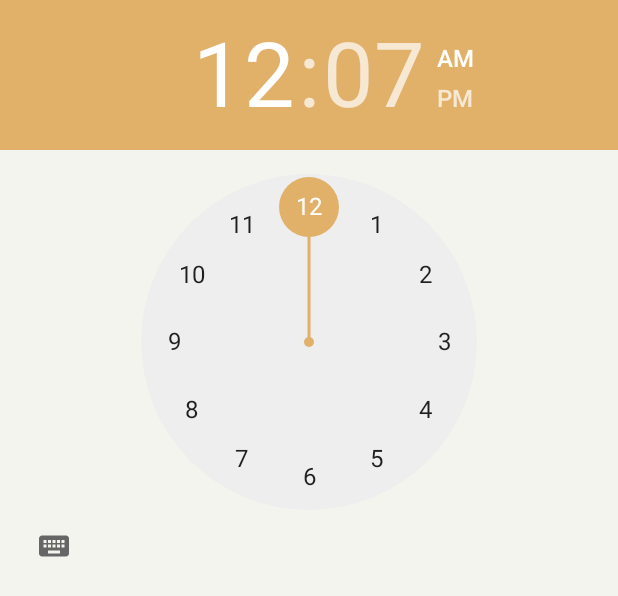
After one commit to GarryMcKee/GentleReminder, an Android app: the layout dialog_alarm_time_picker.xml on its own in the app's theme, with its tools: preview values and no code run, on a phone screen of 412 x 824 dp. The commit adds this screen. Shown: the top 596 px of the screen. Run offline under Robolectric (Android 15) with nearby library versions, the phone set to English and light mode, and no system bars.

Commit message:
Add Timepicker and update database with Alarm hour and minute

```diff
--- a/app/src/main/AndroidManifest.xml
+++ b/app/src/main/AndroidManifest.xml
@@ -2,6 +2,7 @@
 <manifest xmlns:android="http://schemas.android.com/apk/res/android"
           package="garrymckee.mellobit.com.gentlereminder">
 
+    <uses-permission android:name="android.permission.RECEIVE_BOOT_COMPLETED" />
     <application
         android:allowBackup="true"
         android:icon="@mipmap/ic_launcher"
@@ -18,6 +19,7 @@
         </activity>
 
         <activity android:name=".UI.ReminderActivity"/>
+
     </application>
 
 </manifest>
--- a/app/src/main/java/Database/ReminderCursorWrapper.java
+++ b/app/src/main/java/Database/ReminderCursorWrapper.java
@@ -26,11 +26,17 @@ public class ReminderCursorWrapper extends CursorWrapper {
         String uuid = getString(getColumnIndex(ReminderDataBaseSchema.ReminderTable.Cols.UUID));
         String subject = getString(getColumnIndex(ReminderDataBaseSchema.ReminderTable.Cols.SUBJECT));
         String body = getString(getColumnIndex(ReminderDataBaseSchema.ReminderTable.Cols.BODY));
+        int alarmHour = getInt(getColumnIndex(ReminderDataBaseSchema.ReminderTable.Cols.ALARM_HOUR));
+        int alarmMinute = getInt(getColumnIndex(ReminderDataBaseSchema.ReminderTable.Cols.ALARM_MINUTE));
+        boolean hasAlarm = getInt(getColumnIndex(ReminderDataBaseSchema.ReminderTable.Cols.HAS_ALARM)) > 0;
         Date date = new Date(getLong(getColumnIndex(ReminderDataBaseSchema.ReminderTable.Cols.DATE)));
 
         Reminder reminder = new Reminder(UUID.fromString(uuid));
         reminder.setSubject(subject);
         reminder.setBody(body);
+        reminder.setAlarmHour(alarmHour);
+        reminder.setAlarmMinute(alarmMinute);
+        reminder.setHasAlarm(hasAlarm);
         reminder.setLastModified(date);
 
         return reminder;
--- a/app/src/main/java/Database/ReminderDataBaseSchema.java
+++ b/app/src/main/java/Database/ReminderDataBaseSchema.java
@@ -13,6 +13,9 @@ public class ReminderDataBaseSchema {
             public static final String UUID = "uuid";
             public static final String SUBJECT = "subject";
             public static final String BODY = "body";
+            public static final String ALARM_HOUR = "alarm_hour";
+            public static final String ALARM_MINUTE = "alarm_minute";
+            public static final String HAS_ALARM = "has_alarm";
             public static final String DATE = "date";
         }
     }
--- a/app/src/main/java/Database/ReminderDbHelper.java
+++ b/app/src/main/java/Database/ReminderDbHelper.java
@@ -26,6 +26,9 @@ public class ReminderDbHelper extends SQLiteOpenHelper {
                 ReminderDataBaseSchema.ReminderTable.Cols.UUID + "," +
                 ReminderDataBaseSchema.ReminderTable.Cols.SUBJECT + "," +
                 ReminderDataBaseSchema.ReminderTable.Cols.BODY + "," +
+                ReminderDataBaseSchema.ReminderTable.Cols.ALARM_HOUR + "," +
+                ReminderDataBaseSchema.ReminderTable.Cols.ALARM_MINUTE + "," +
+                ReminderDataBaseSchema.ReminderTable.Cols.HAS_ALARM + "," +
                 ReminderDataBaseSchema.ReminderTable.Cols.DATE +
                 ")");
     }
--- a/app/src/main/java/Model/ReminderRepository.java
+++ b/app/src/main/java/Model/ReminderRepository.java
@@ -89,6 +89,9 @@ public class ReminderRepository {
         values.put(ReminderDataBaseSchema.ReminderTable.Cols.UUID, reminder.getUUID().toString());
         values.put(ReminderDataBaseSchema.ReminderTable.Cols.SUBJECT, reminder.getSubject());
         values.put(ReminderDataBaseSchema.ReminderTable.Cols.BODY, reminder.getBody());
+        values.put(ReminderDataBaseSchema.ReminderTable.Cols.ALARM_HOUR, reminder.getAlarmHour());
+        values.put(ReminderDataBaseSchema.ReminderTable.Cols.ALARM_MINUTE, reminder.getAlarmMinute());
+        values.put(ReminderDataBaseSchema.ReminderTable.Cols.HAS_ALARM, reminder.isHasAlarm() ? 1 : 0);
         values.put(ReminderDataBaseSchema.ReminderTable.Cols.DATE, reminder.getLastModified().getTime());
 
         return values;
--- /dev/null
+++ b/app/src/main/res/layout/dialog_alarm_time_picker.xml
@@ -0,0 +1,12 @@
+<?xml version="1.0" encoding="utf-8"?>
+<LinearLayout xmlns:android="http://schemas.android.com/apk/res/android"
+              android:orientation="vertical"
+              android:layout_width="match_parent"
+              android:layout_height="match_parent"
+              android:background="@color/colorNoteBackground">
+
+    <TimePicker
+        android:id="@+id/alarmTimePicker"
+        android:layout_width="match_parent"
+        android:layout_height="wrap_content"/>
+</LinearLayout>
--- a/app/src/main/res/values/strings.xml
+++ b/app/src/main/res/values/strings.xml
@@ -6,4 +6,7 @@
     <!-- Menu Titles !-->
     <string name="delete_reminder">Delete Reminder</string>
     <string name="set_reminder_alarm">Set Reminder Alarm</string>
+
+    <string name="alarm_time_picker_title">Remind Me At:</string>
+    <string name="alarm_time_picker_confirm">Set Reminder</string>
 </resources>
--- a/build.gradle
+++ b/build.gradle
@@ -5,7 +5,7 @@ buildscript {
         jcenter()
     }
     dependencies {
-        classpath 'com.android.tools.build:gradle:2.3.2'
+        classpath 'com.android.tools.build:gradle:2.3.3'
 
         // NOTE: Do not place your application dependencies here; they belong
         // in the individual module build.gradle files
```
Also changed, not shown: app/src/main/java/Model/Reminder.java (+27 -0 lines), app/src/main/java/garrymckee/mellobit/com/gentlereminder/UI/AlarmTimeFragment.java (added, +15 -0 lines), app/src/main/java/garrymckee/mellobit/com/gentlereminder/UI/ReminderFragment.java (+22 -12 lines).
